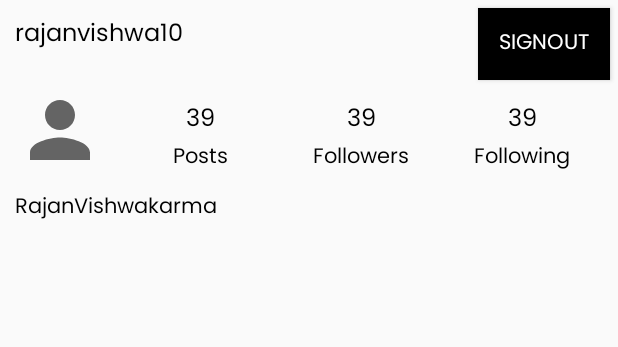
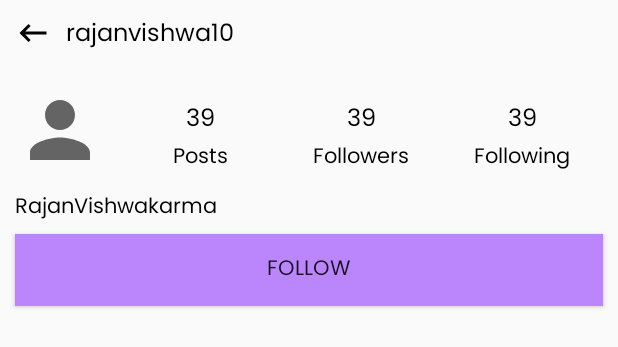
Before and after one commit to rajanvishwa10/Social-Media, an Android app: the layout activity_profile.xml on its own in the app's theme, with its tools: preview values and no code run, on a phone screen of 412 x 824 dp. Shown: the top 347 px of the screen. Run offline under Robolectric (Android 15) with nearby library versions, the light colour scheme and no system bars.

Commit message:
added search and profile module

```diff
--- a/app/src/main/AndroidManifest.xml
+++ b/app/src/main/AndroidManifest.xml
@@ -12,7 +12,8 @@
         android:roundIcon="@mipmap/ic_launcher_round"
         android:supportsRtl="true"
         android:theme="@style/Theme.SocialMedia">
-        <activity android:name=".UploadImageActivity"></activity>
+        <activity android:name=".ProfileActivity"></activity>
+        <activity android:name=".UploadImageActivity" />
         <activity
             android:name=".RegisterActivity"
             android:windowSoftInputMode="adjustResize" />
@@ -25,7 +26,7 @@
                 <category android:name="android.intent.category.LAUNCHER" />
             </intent-filter>
         </activity>
-        <activity android:name=".MainActivity"></activity>
+        <activity android:name=".MainActivity" />
     </application>
 
 </manifest>
--- a/app/src/main/res/layout/fragment_profile.xml
+++ b/app/src/main/res/layout/activity_profile.xml
@@ -1,19 +1,31 @@
 <?xml version="1.0" encoding="utf-8"?>
 <RelativeLayout xmlns:android="http://schemas.android.com/apk/res/android"
+    xmlns:app="http://schemas.android.com/apk/res-auto"
     xmlns:tools="http://schemas.android.com/tools"
     android:layout_width="match_parent"
     android:layout_height="match_parent"
-    tools:context=".ProfileFragment">
+    tools:context=".ProfileActivity">
+
+    <ImageButton
+        android:id="@+id/back"
+        android:layout_width="wrap_content"
+        android:layout_height="wrap_content"
+        android:layout_marginStart="10dp"
+        android:layout_marginTop="10dp"
+        android:onClick="back"
+        android:src="@drawable/ic_baseline_keyboard_backspace_24"
+        android:background="@android:color/transparent"/>
 
     <TextView
         android:id="@+id/username"
-        android:layout_marginTop="10dp"
-        android:layout_marginStart="10dp"
-        android:textSize="16sp"
-        android:textColor="@color/black"
         android:layout_width="wrap_content"
         android:layout_height="wrap_content"
-        android:text="rajanvishwa10"/>
+        android:layout_marginStart="10dp"
+        android:layout_marginTop="10dp"
+        android:layout_toEndOf="@+id/back"
+        android:text="rajanvishwa10"
+        android:textColor="@color/black"
+        android:textSize="16sp" />
 
     <de.hdodenhof.circleimageview.CircleImageView
         android:id="@+id/image"
@@ -137,22 +149,32 @@
         android:textColor="@color/black"
         android:text="RajanVishwakarma" />
 
+    <Button
+        android:id="@+id/follow"
+        android:layout_width="match_parent"
+        android:layout_height="wrap_content"
+        android:text="Follow"
+        android:background="@color/purple_200"
+        android:layout_marginHorizontal="10dp"
+        android:layout_marginTop="5dp"
+        android:layout_below="@id/name"
+        />
+
+    <Button
+        android:id="@+id/unfollow"
+        android:layout_width="match_parent"
+        android:layout_height="wrap_content"
+        android:text="UnFollow"
+        android:visibility="gone"
+        android:background="@color/white"
+        android:layout_marginHorizontal="10dp"
+        android:layout_marginTop="5dp"
+        android:layout_below="@id/name"/>
+
     <androidx.recyclerview.widget.RecyclerView
         android:id="@+id/recyclerView"
         android:layout_width="match_parent"
         android:layout_height="match_parent"
-        android:layout_below="@+id/name"
+        android:layout_below="@+id/follow"
         android:layout_marginTop="5dp"/>
-
-    <Button
-        android:id="@+id/button2"
-        android:layout_width="wrap_content"
-        android:layout_height="wrap_content"
-        android:layout_alignParentEnd="true"
-        android:background="@color/black"
-        android:textColor="@color/white"
-        android:layout_marginVertical="5dp"
-        android:layout_marginEnd="5dp"
-        android:text="SignOut" />
-
 </RelativeLayout>
```
Also changed, not shown: app/src/main/java/com/android/socialmedia/GalleryImageAdapter.java (+5 -2 lines), app/src/main/java/com/android/socialmedia/ImageFragment.java (+29 -5 lines), app/src/main/java/com/android/socialmedia/ProfileActivity.java (added, +296 -0 lines), app/src/main/java/com/android/socialmedia/ProfileFragment.java (+44 -33 lines), app/src/main/java/com/android/socialmedia/SearchAdapter.java (+13 -5 lines), app/src/main/java/com/android/socialmedia/SearchFragment.java (+8 -2 lines), app/src/main/java/com/android/socialmedia/UploadImageActivity.java (+21 -1 lines), app/src/main/java/com/android/socialmedia/User.java (+11 -2 lines), app/src/main/res/layout/activity_image.xml (+13 -4 lines), app/src/main/res/layout/search_profile.xml (+14 -0 lines).
